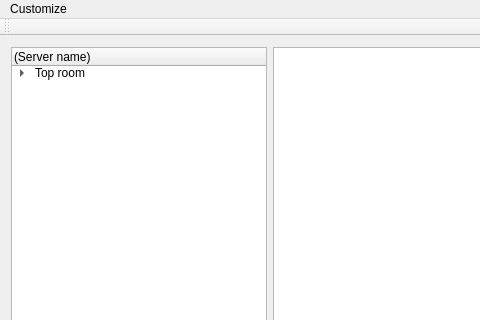
Above: gui/chatwindow.ui from hansfilipelo/ChattY before the change; both pictures show x 0 to 480 and y 0 to 320 of the 972 by 793 pixel window. Below: the same form after it.
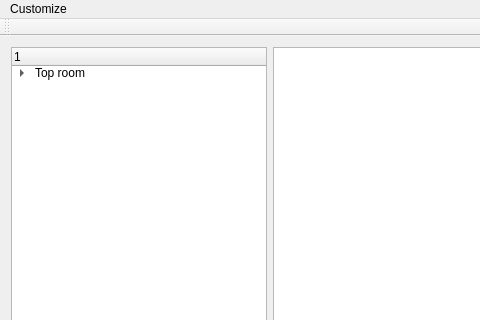
That is the form after the change.

```diff
--- a/gui/chatwindow.ui
+++ b/gui/chatwindow.ui
@@ -21,7 +21,7 @@
        <widget class="QTreeWidget" name="roomTree">
         <column>
          <property name="text">
-          <string>(Server name)</string>
+          <string/>
          </property>
         </column>
         <item>
```
